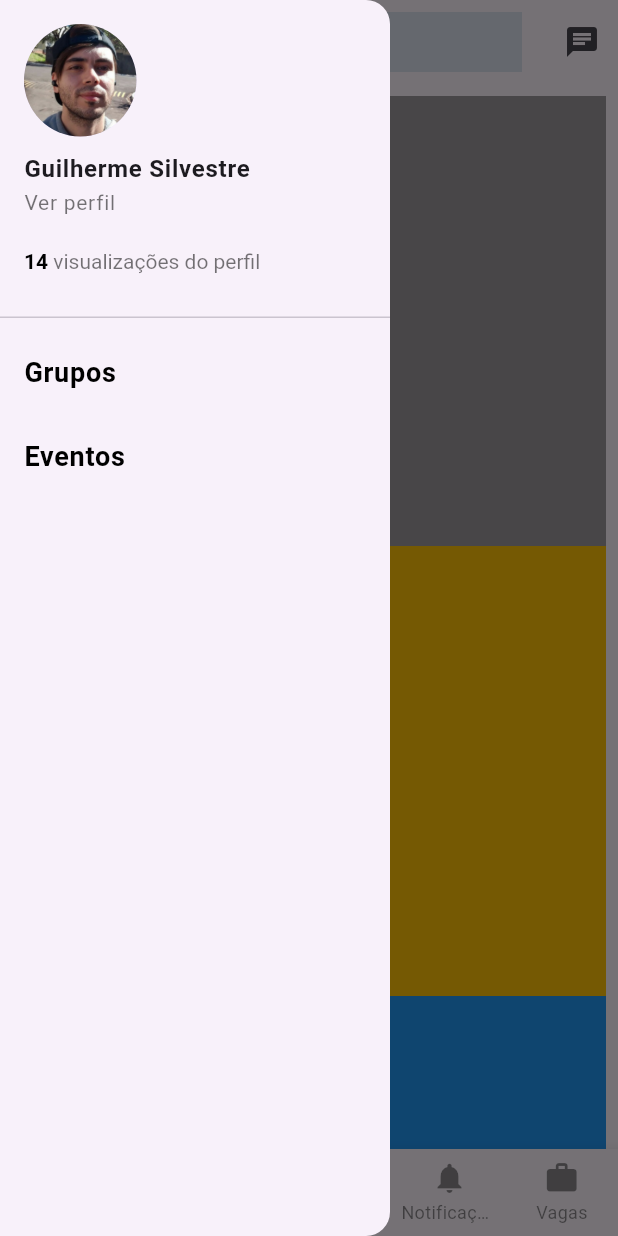
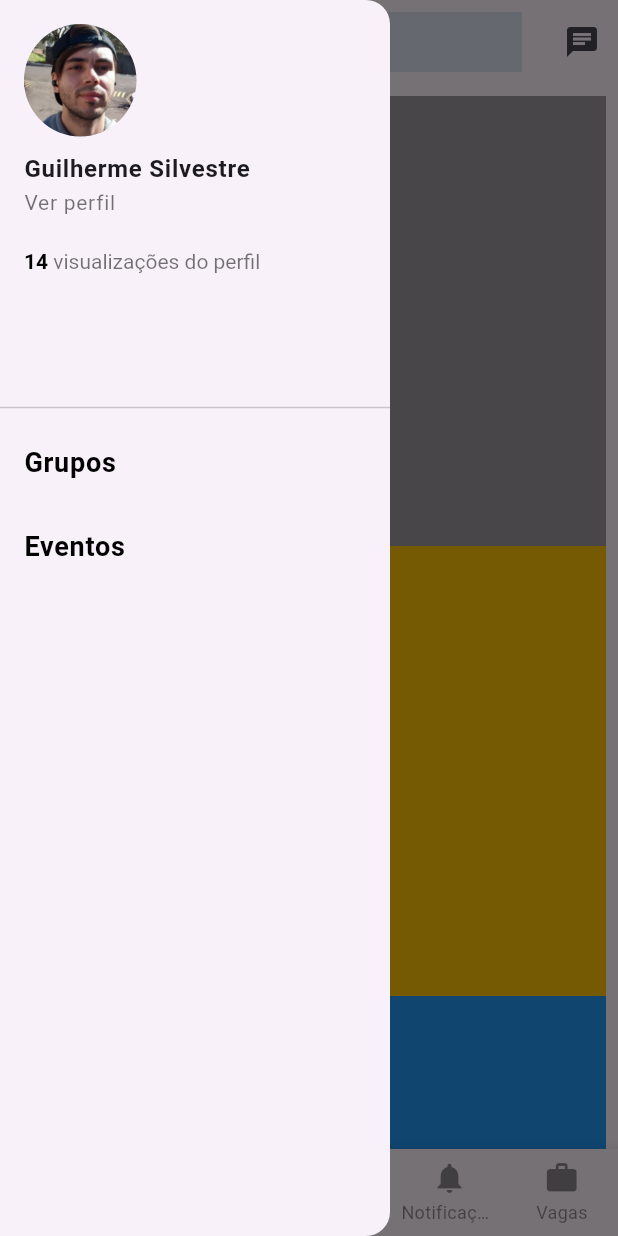
Before and after one commit to GuilhermeSilvestre/Flutter-Linkedin, a Flutter app: the screen it shows after launch, with the side drawer open, on a phone screen of 412 x 824 dp. Run offline on Flutter 3.47's test engine with Material 2 defaults, Android fonts, the phone set to English and light mode, and no system bars.

Commit message:
Corrigindo bugs de layout com o drawer e search na homepage

```diff
--- a/lib/principal.dart
+++ b/lib/principal.dart
@@ -15,7 +15,7 @@ class Principal extends StatefulWidget {
 }
 
 class _PrincipalState extends State<Principal> {
-  TextEditingController _searchController = TextEditingController();
+  final TextEditingController _searchController = TextEditingController();
   int paginaAtual = 0;
   String searchTyped = '';
 
@@ -54,7 +54,7 @@ class _PrincipalState extends State<Principal> {
           padding: EdgeInsets.zero,
           children: <Widget>[
             SizedBox(
-              height: 220,
+              height: MediaQuery.of(context).size.height * 0.34,
               child: DrawerHeader(
                 child: Column(
                   mainAxisSize: MainAxisSize.max,
@@ -158,6 +158,7 @@ class _PrincipalState extends State<Principal> {
           crossAxisAlignment: CrossAxisAlignment.center,
           children: [
             Container(
+              height: 40,
               color: const Color.fromARGB(255, 220, 226, 240),
               child: IconButton(
                 icon: const Icon(Icons.search),
@@ -166,9 +167,8 @@ class _PrincipalState extends State<Principal> {
                     Navigator.push(
                       context,
                       MaterialPageRoute(
-                        builder: (context) => SearchResults(
-                            searchTyped:
-                                searchTyped), // Substitua SearchResults() pela sua página de resultados de busca
+                        builder: (context) =>
+                            SearchResults(searchTyped: searchTyped),
                       ),
                     );
                     setState(() {
@@ -196,7 +196,7 @@ class _PrincipalState extends State<Principal> {
                     decoration: const InputDecoration(
                       hintText: 'Pesquisar',
                       contentPadding: EdgeInsets.only(
-                          left: 20, top: 10, right: 20, bottom: 17),
+                          left: 20, top: 10, right: 20, bottom: 11),
                       border: InputBorder.none,
                     ),
                     onTap: () {
```
